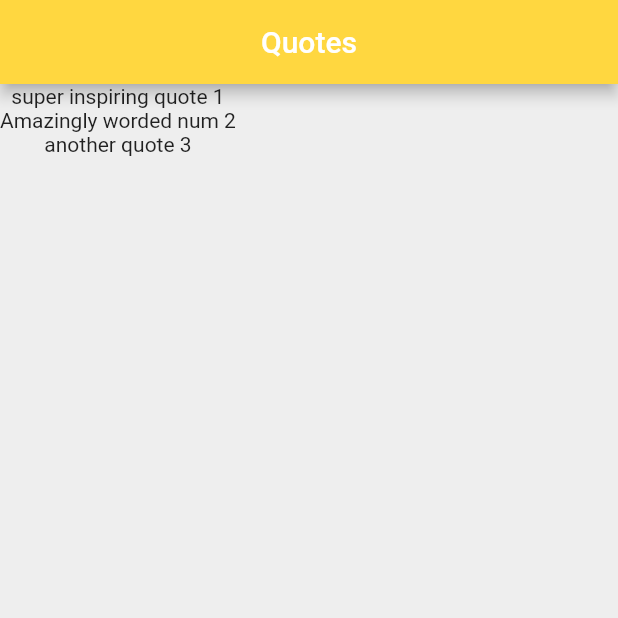
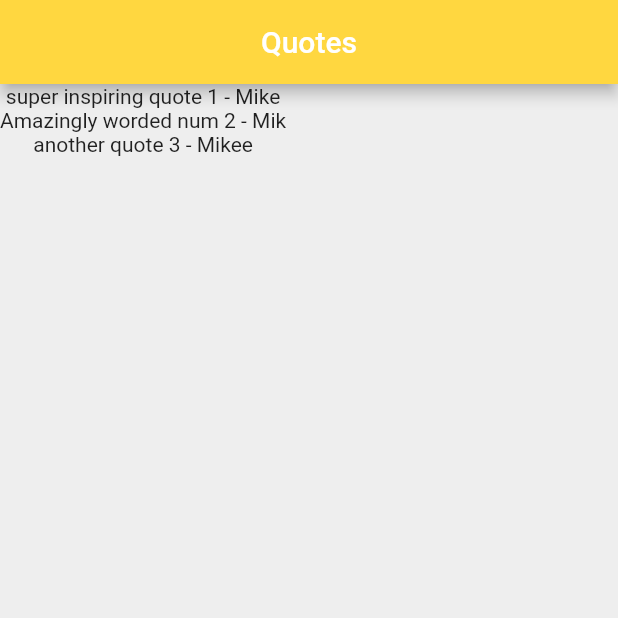
Before and after one commit to Mike-Yates/Flutter_practice_project2, a Flutter app: the screen it shows after launch, on a phone screen of 412 x 824 dp, the top half of it. Run offline on Flutter 3.47's test engine with Material 2 defaults, Android fonts, the phone set to English and light mode, and no system bars.

Commit message:
part 18
added a custom class, made a list of items of type that custom class, and then used the List's map iterator to loop through the list and print specific elements of the custom class.

```diff
--- a/lib/main.dart
+++ b/lib/main.dart
@@ -1,4 +1,5 @@
 import 'package:flutter/material.dart';
+import 'quote.dart';
 
 void main() {
   runApp(const MaterialApp(
@@ -14,7 +15,12 @@ class WidgetTree extends StatefulWidget {
 }
 
 class _WidgetTreeState extends State<WidgetTree> {
-  List<String> quotes = ['super inspiring quote 1', 'Amazingly worded num 2', 'another quote 3'];
+  List<Quote> quotes =
+  [
+    Quote(text: 'super inspiring quote 1', author: 'Mike'),
+    Quote(text: 'Amazingly worded num 2', author: "Mik"),
+    Quote(text: 'another quote 3', author: 'Mikee'),
+  ];
   @override
   Widget build(BuildContext context) {
     return Scaffold(
@@ -26,7 +32,7 @@ class _WidgetTreeState extends State<WidgetTree> {
         backgroundColor: Colors.amberAccent,
       ),
       body:Column(
-        children: quotes.map((quote) => Text(quote)).toList(),
+        children: quotes.map((quote) => Text('${quote.text} - ${quote.author}')).toList(),
       )
     );
   }
--- /dev/null
+++ b/lib/quote.dart
@@ -0,0 +1,8 @@
+class Quote{
+
+  String text;
+  String author;
+
+  Quote({required this.text, required this.author});
+
+}
```
Also changed, not shown: assets/img.png.
